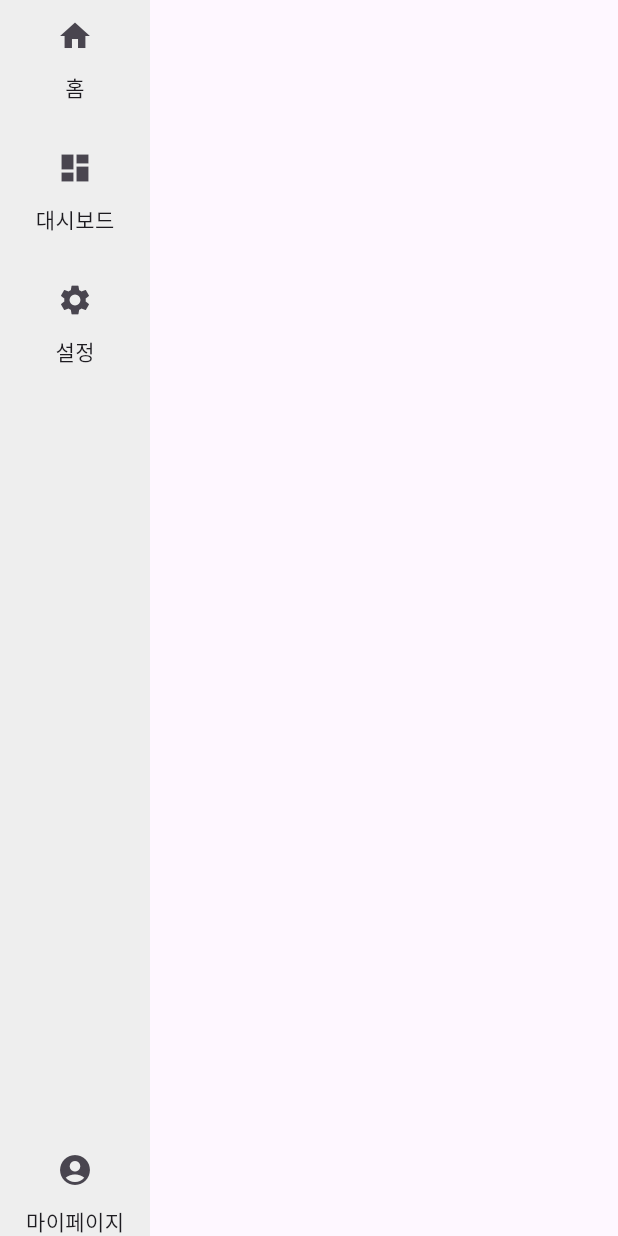
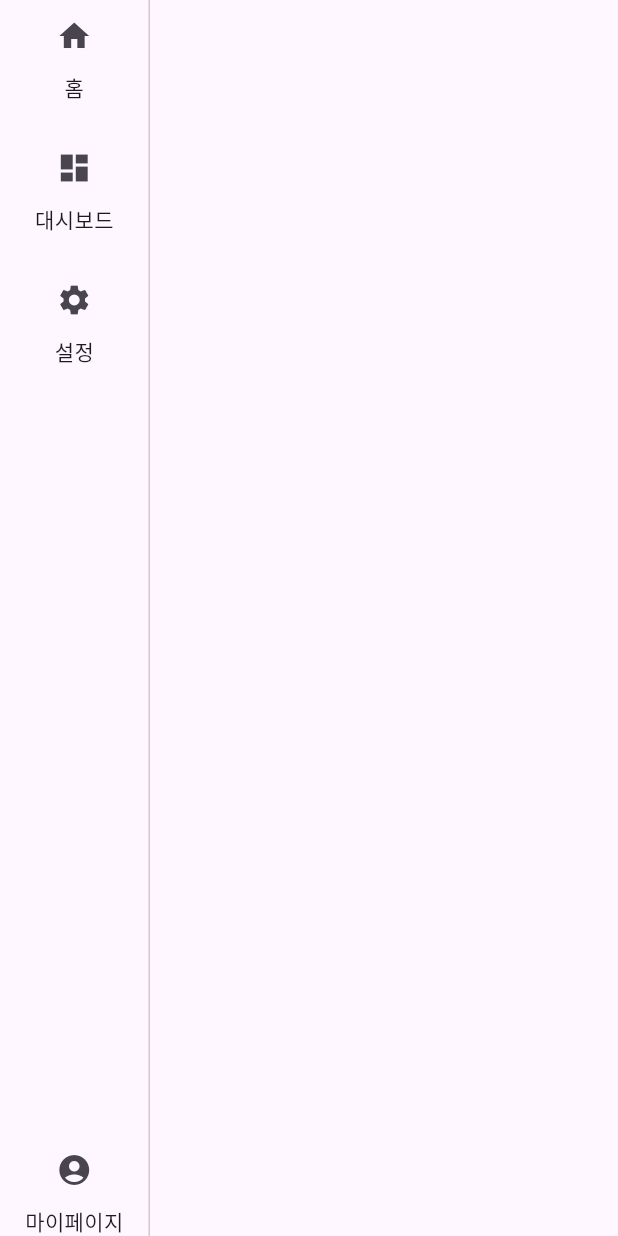
Before and after one commit to jimin0/Langchain-Sql-Chatbot-Web, a Flutter app: the MainSidebar widget shown alone on an empty page, opened directly, on a phone screen of 412 x 824 dp. Run offline on Flutter 3.47's test engine with Material 3 defaults, Android fonts, the light colour scheme and no system bars.

Commit message:
Design: 배경색 및 border line 추가

```diff
--- a/lib/pages/chat_screen.dart
+++ b/lib/pages/chat_screen.dart
@@ -14,6 +14,7 @@ class ChatScreen extends StatelessWidget {
       appBar: AppBar(
         title: Text('Chat Screen'),
       ),
+      backgroundColor: Colors.white,
       body: Row(
         children: <Widget>[
           MainSidebar(), // 사이드바
--- a/lib/widgets/main_sidebar.dart
+++ b/lib/widgets/main_sidebar.dart
@@ -5,7 +5,14 @@ class MainSidebar extends StatelessWidget {
   Widget build(BuildContext context) {
     return Container(
       width: 100, // 사이드바의 너비를 설정
-      color: Colors.grey[200], // 배경색 설정
+      decoration: BoxDecoration(
+        border: Border(
+          right: BorderSide(
+            color: Color.fromARGB(173, 191, 179, 179), // 사이드바의 오른쪽 테두리 색상
+            width: 1.0, // 사이드바의 오른쪽 테두리 두께
+          ),
+        ),
+      ),
       child: Column(
         mainAxisAlignment: MainAxisAlignment.start, // 위쪽 정렬
         children: <Widget>[
```
